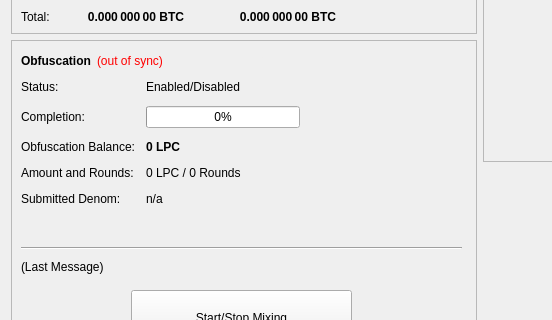
This is src/qt/forms/overviewpage.ui in lightpaycashproject/lightpaycash as Qt 5 draws it before an edit; both pictures show x 0 to 552 and y 182 to 502 of the 960 by 615 pixel window. The edited form follows.
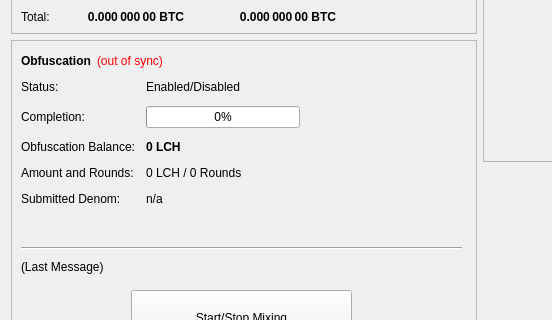
This is the edited form.

The edit to the form file:
```diff
--- a/src/qt/forms/overviewpage.ui
+++ b/src/qt/forms/overviewpage.ui
@@ -474,7 +474,7 @@
               </font>
              </property>
              <property name="text">
-              <string notr="true">0 LPC</string>
+              <string notr="true">0 LCH</string>
              </property>
             </widget>
            </item>
@@ -488,7 +488,7 @@
            <item row="3" column="1">
             <widget class="QLabel" name="labelAmountRounds">
              <property name="text">
-              <string>0 LPC / 0 Rounds</string>
+              <string>0 LCH / 0 Rounds</string>
              </property>
             </widget>
            </item>
```
